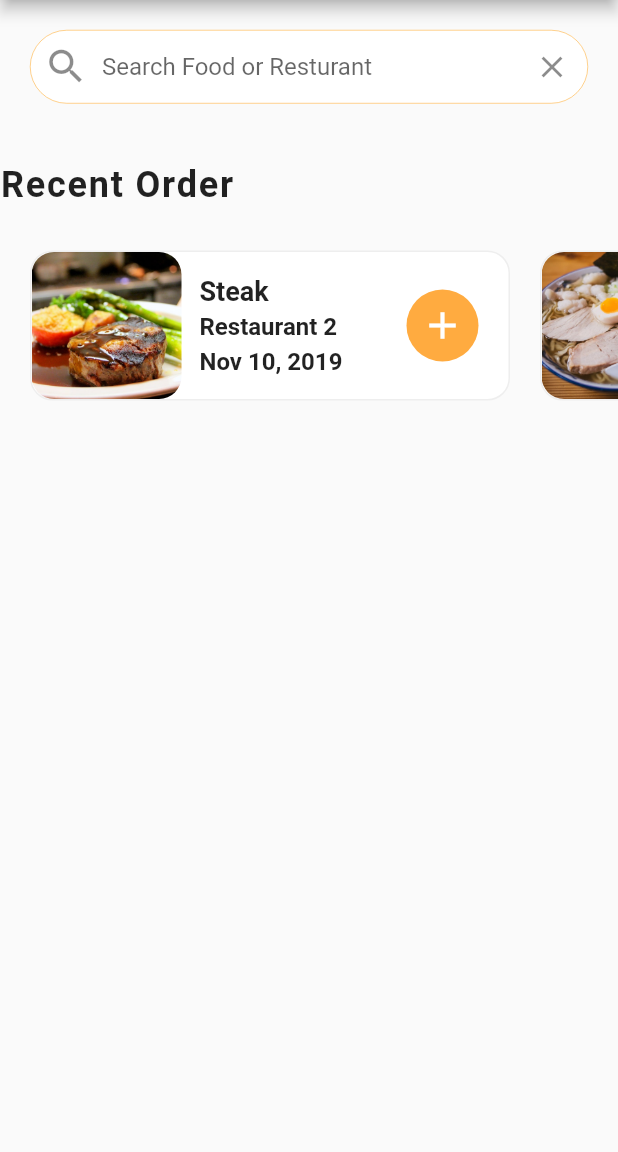
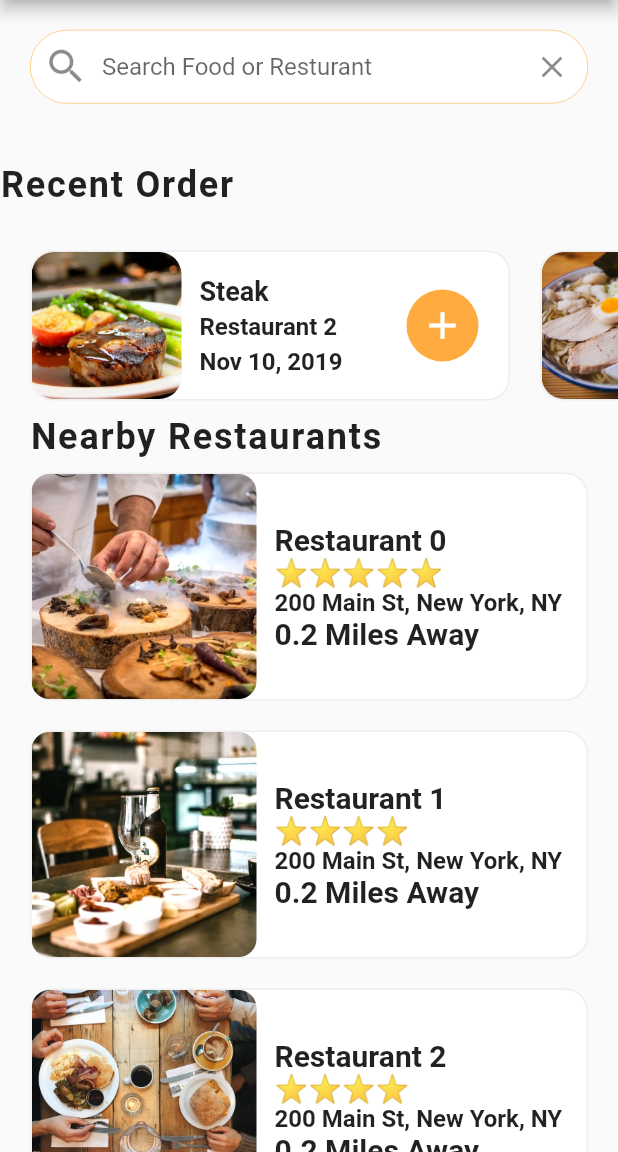
Before and after one commit to yugojyoti/food_delivery_ui_flutter, a Flutter app: the screen it shows after launch, on a phone screen of 412 x 824 dp, the part 84-1236 px from its top. Run offline on Flutter 3.47's test engine with Material 2 defaults, Android fonts, the light colour scheme and no system bars.

Commit message:
second column done

```diff
--- a/lib/screens/home_screen.dart
+++ b/lib/screens/home_screen.dart
@@ -1,5 +1,7 @@
 import 'package:flutter/material.dart';
 import 'package:food_delivery_ui/data/data.dart';
+import 'package:food_delivery_ui/models/restaurant.dart';
+import 'package:food_delivery_ui/widgets/rating_stars.dart';
 import 'package:food_delivery_ui/widgets/recent_order.dart';
 
 class HomeScreen extends StatefulWidget {
@@ -10,6 +12,70 @@
 }
 
 class _HomeScreenState extends State<HomeScreen> {
+  _buildRestaurants() {
+    List<Widget> restuarantList = [];
+    restaurants.forEach((Restaurant restaurant) {
+      restuarantList.add(Container(
+        margin: EdgeInsets.symmetric(horizontal: 20, vertical: 10),
+        decoration: BoxDecoration(
+            color: Colors.white,
+            borderRadius: BorderRadius.circular(15),
+            border: Border.all(width: 1.0, color: Colors.grey[200]!)),
+        child: Row(
+          children: [
+            ClipRRect(
+              borderRadius: BorderRadius.circular(12),
+              child: Image.asset(
+                restaurant.imageUrl,
+                height: 150,
+                width: 150,
+                fit: BoxFit.cover,
+              ),
+            ),
+            Container(
+              margin: EdgeInsets.all(12),
+              child: Column(
+                mainAxisAlignment: MainAxisAlignment.center,
+                crossAxisAlignment: CrossAxisAlignment.start,
+                children: [
+                  Text(
+                    restaurant.name,
+                    style: TextStyle(
+                      fontSize: 20,
+                      fontWeight: FontWeight.bold,
+                    ),
+                    overflow: TextOverflow.ellipsis,
+                  ),
+                  //rating star
+                  RatingStars(rating: restaurant.rating),
+                  Text(
+                    restaurant.address,
+                    style: TextStyle(
+                      fontSize: 16,
+                      fontWeight: FontWeight.w600,
+                    ),
+                    overflow: TextOverflow.ellipsis,
+                  ),
+                  Text(
+                    "0.2 Miles Away",
+                    style: TextStyle(
+                      fontSize: 20,
+                      fontWeight: FontWeight.bold,
+                    ),
+                    overflow: TextOverflow.ellipsis,
+                  )
+                ],
+              ),
+            )
+          ],
+        ),
+      ));
+    });
+    return Column(
+      children: restuarantList,
+    );
+  }
+
   @override
   Widget build(BuildContext context) {
     return Scaffold(
@@ -64,7 +130,24 @@
                     IconButton(onPressed: () {}, icon: Icon(Icons.clear))),
           ),
         ),
-        RecentOrder()
+        RecentOrder(),
+        Column(
+          crossAxisAlignment: CrossAxisAlignment.stretch,
+          children: [
+            Padding(
+              padding: const EdgeInsets.symmetric(horizontal: 20),
+              child: Text(
+                "Nearby Restaurants",
+                style: TextStyle(
+                  fontSize: 24,
+                  fontWeight: FontWeight.w600,
+                  letterSpacing: 1.2,
+                ),
+              ),
+            ),
+            _buildRestaurants()
+          ],
+        )
       ]),
     );
   }
--- /dev/null
+++ b/lib/widgets/rating_stars.dart
@@ -0,0 +1,19 @@
+import 'package:flutter/material.dart';
+
+class RatingStars extends StatelessWidget {
+  const RatingStars({super.key, required this.rating});
+  final int rating;
+
+  @override
+  Widget build(BuildContext context) {
+    String stars = '';
+    for (int i = 0; i < rating; i++) {
+      stars += "⭐";
+    }
+    stars.trim();
+    return Text(
+      stars,
+      style: TextStyle(fontSize: 18),
+    );
+  }
+}
```
